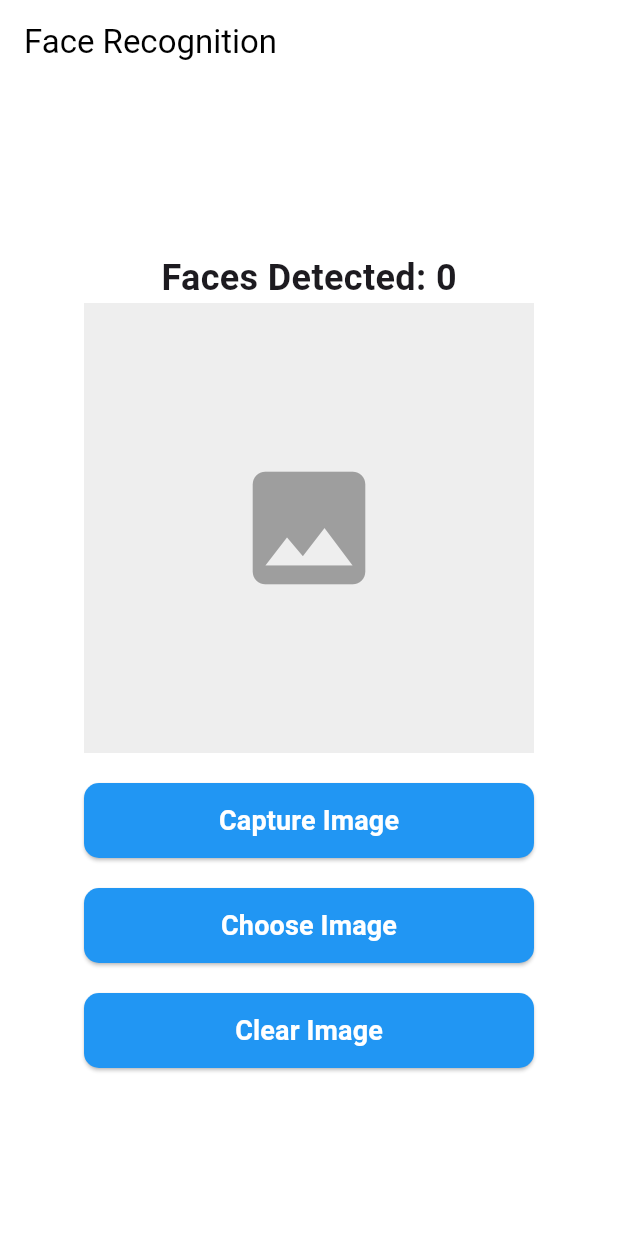
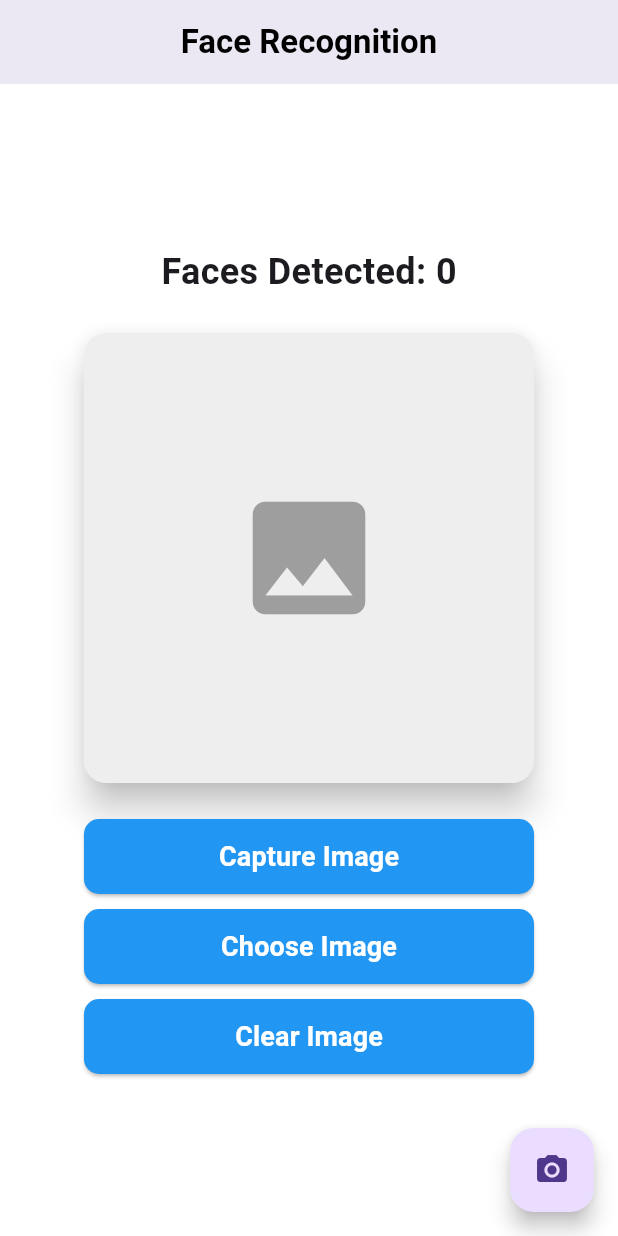
Before and after one commit to RensithUdara/face-detection-app, a Flutter app: the screen it shows after launch, after a tap on "Capture Image", on a phone screen of 412 x 824 dp. Run offline on Flutter 3.47's test engine with Material 3 defaults, Android fonts, the phone set to English and light mode, and no system bars; our stand-ins replace image_picker; missing offline and left inert: google_mlkit_face_detection.

Commit message:
Add loading indicator and enhance UI for image selection

```diff
--- a/lib/choose_or_capture.dart
+++ b/lib/choose_or_capture.dart
@@ -20,12 +20,20 @@ class _ChooseOrCaptureState extends State<ChooseOrCapture> {
   final ImagePicker _picker = ImagePicker();
   List<Face> _faces = [];
   ui.Image? _imageUi;
+  bool _isLoading = false;
+
   Future<void> chooseImage() async {
+    setState(() {
+      _isLoading = true;
+    });
     final XFile? image = await _picker.pickImage(source: ImageSource.gallery);
     if (image != null) {
       final File imageFile = File(image.path);
       await detectFaces(imageFile);
     }
+    setState(() {
+      _isLoading = false;
+    });
   }
 
   Future<void> detectFaces(File imageFile) async {
@@ -48,11 +56,17 @@ class _ChooseOrCaptureState extends State<ChooseOrCapture> {
   }
 
   Future<void> captureImage() async {
+    setState(() {
+      _isLoading = true;
+    });
     final XFile? photo = await _picker.pickImage(source: ImageSource.camera);
     if (photo != null) {
       final File imageFile = File(photo.path);
       await detectFaces(imageFile);
     }
+    setState(() {
+      _isLoading = false;
+    });
   }
 
   void clearImage() {
@@ -70,48 +84,84 @@ class _ChooseOrCaptureState extends State<ChooseOrCapture> {
       appBar: AppBar(
         title: const Text(
           'Face Recognition',
-          style: TextStyle(color: Colors.black),
+          style: TextStyle(color: Colors.black, fontWeight: FontWeight.bold),
         ),
         backgroundColor: Colors.white,
+        elevation: 10,
+        centerTitle: true,
       ),
       body: Center(
+        child: SingleChildScrollView(
           child: Column(
             crossAxisAlignment: CrossAxisAlignment.center,
             mainAxisAlignment: MainAxisAlignment.center,
             children: [
               Text(
                 'Faces Detected: ${_faces.length}',
-              style: TextStyle(fontSize: 24, fontWeight: FontWeight.bold),
+                style: const TextStyle(fontSize: 24, fontWeight: FontWeight.bold),
               ),
-            _image != null
-                ? SizedBox(
+              const SizedBox(height: 20),
+              Card(
+                elevation: 10,
+                shape: RoundedRectangleBorder(
+                  borderRadius: BorderRadius.circular(15),
+                ),
+                child: Container(
                   width: 300,
                   height: 300,
+                  decoration: BoxDecoration(
+                    borderRadius: BorderRadius.circular(15),
+                    color: Colors.grey[200],
+                  ),
+                  child: _image != null
+                      ? ClipRRect(
+                          borderRadius: BorderRadius.circular(15),
                           child: CustomPaint(
                             painter: _imageUi != null
                                 ? FacePainter(_imageUi!, _faces)
                                 : null,
                           ),
                         )
-                : Container(
-                    width: 300,
-                    height: 300,
-                    color: Colors.grey[200],
-                    child: const Icon(
+                      : const Center(
+                          child: Icon(
                             Icons.image,
                             size: 100,
                             color: Colors.grey,
                           ),
                         ),
-            SizedBox(height: 20),
+                ),
+              ),
+              const SizedBox(height: 20),
+              _isLoading
+                  ? const CircularProgressIndicator()
+                  : Column(
+                      children: [
                         CustomElevatedButton(
-                text: 'Capture Image', onPressed: captureImage),
-            SizedBox(height: 20),
-            CustomElevatedButton(text: 'Choose Image', onPressed: chooseImage),
-            SizedBox(height: 20),
-            CustomElevatedButton(text: 'Clear Image', onPressed: clearImage),
+                          text: 'Capture Image',
+                          onPressed: captureImage,
+                          //icon: Icons.camera_alt,
+                        ),
+                        const SizedBox(height: 10),
+                        CustomElevatedButton(
+                          text: 'Choose Image',
+                          onPressed: chooseImage,
+                         // icon: Icons.photo_library,
+                        ),
+                        const SizedBox(height: 10),
+                        CustomElevatedButton(
+                          text: 'Clear Image',
+                          onPressed: clearImage,
+                         // icon: Icons.delete,
+                        ),
                       ],
                     ),
+            ],
+          ),
+        ),
+      ),
+      floatingActionButton: FloatingActionButton(
+        onPressed: captureImage,
+        child: const Icon(Icons.camera_alt),
       ),
     );
   }
```
Lines whose indentation alone changed are shown as unchanged.
